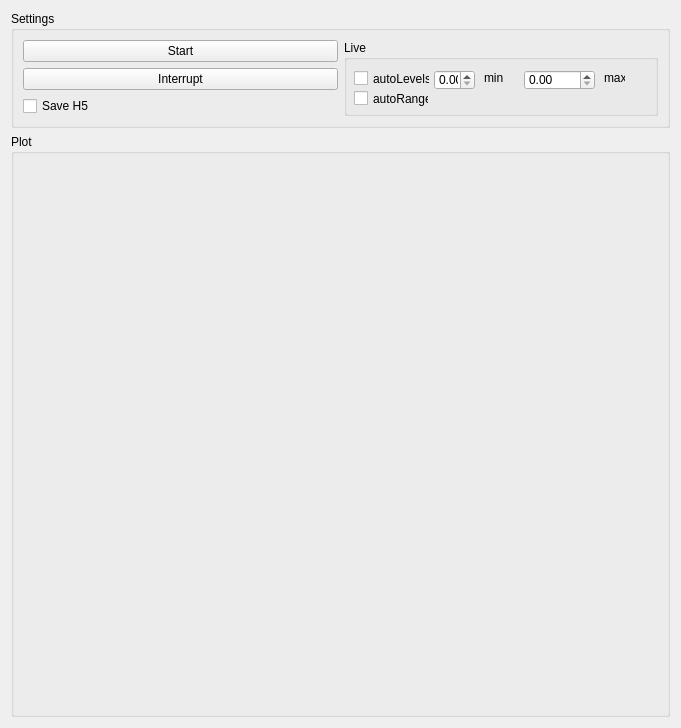
First picture: the form in form.ui, repository imperial-photonics/HexSimInstrument, before the edit.
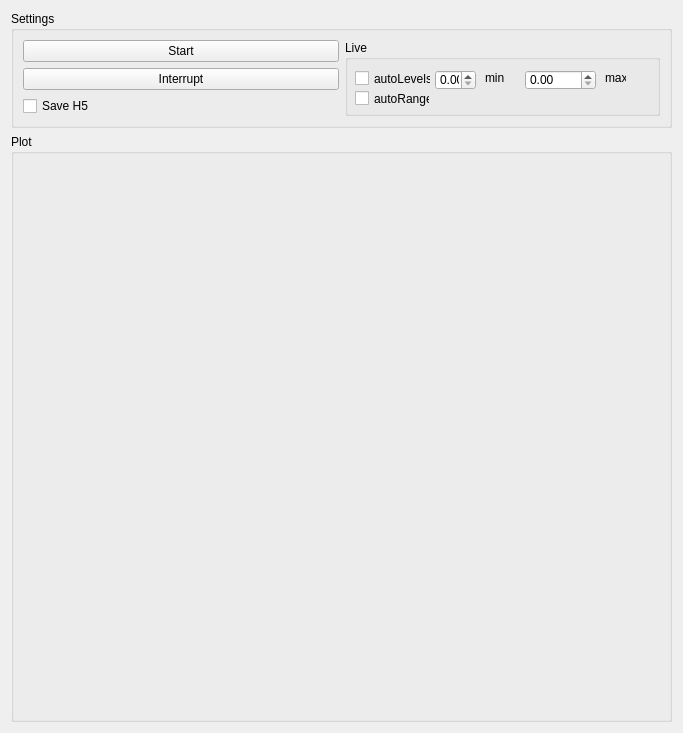
Second picture: the form after the edit.

Commit message: Add standard measurement: display patterns on the screen and acquire images sequentially.

Patch:
```diff
--- a/form.ui
+++ b/form.ui
@@ -6,8 +6,8 @@
    <rect>
     <x>0</x>
     <y>0</y>
-    <width>681</width>
-    <height>728</height>
+    <width>683</width>
+    <height>733</height>
    </rect>
   </property>
   <property name="windowTitle">
```
The commit also changes 6 other files.
